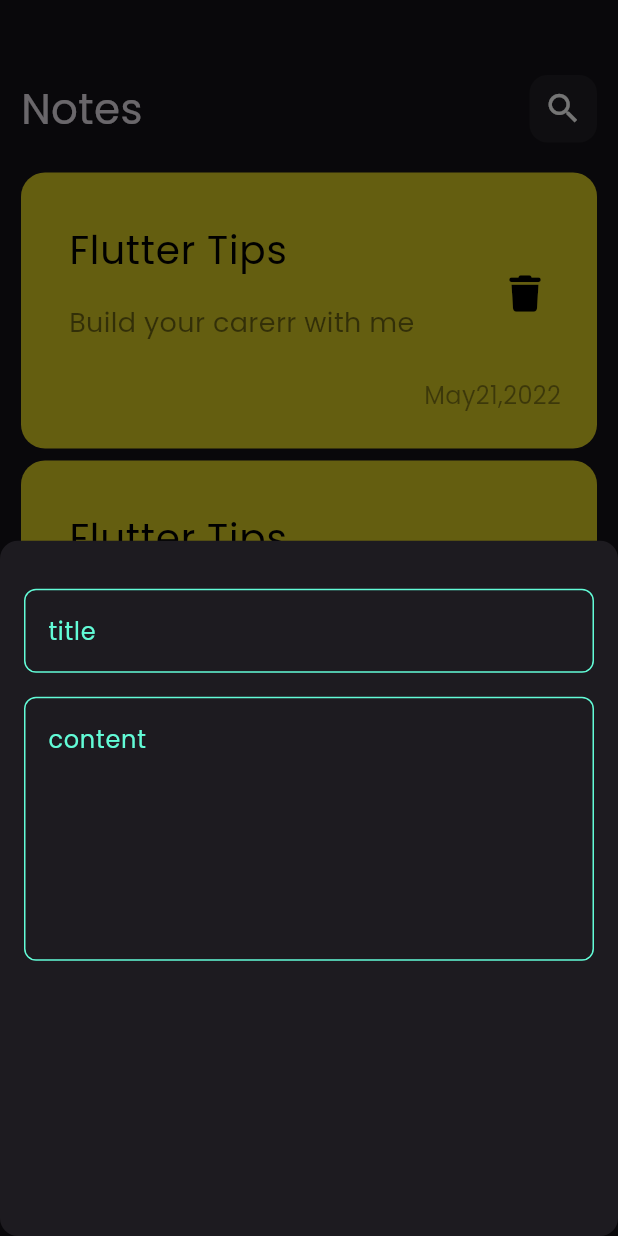
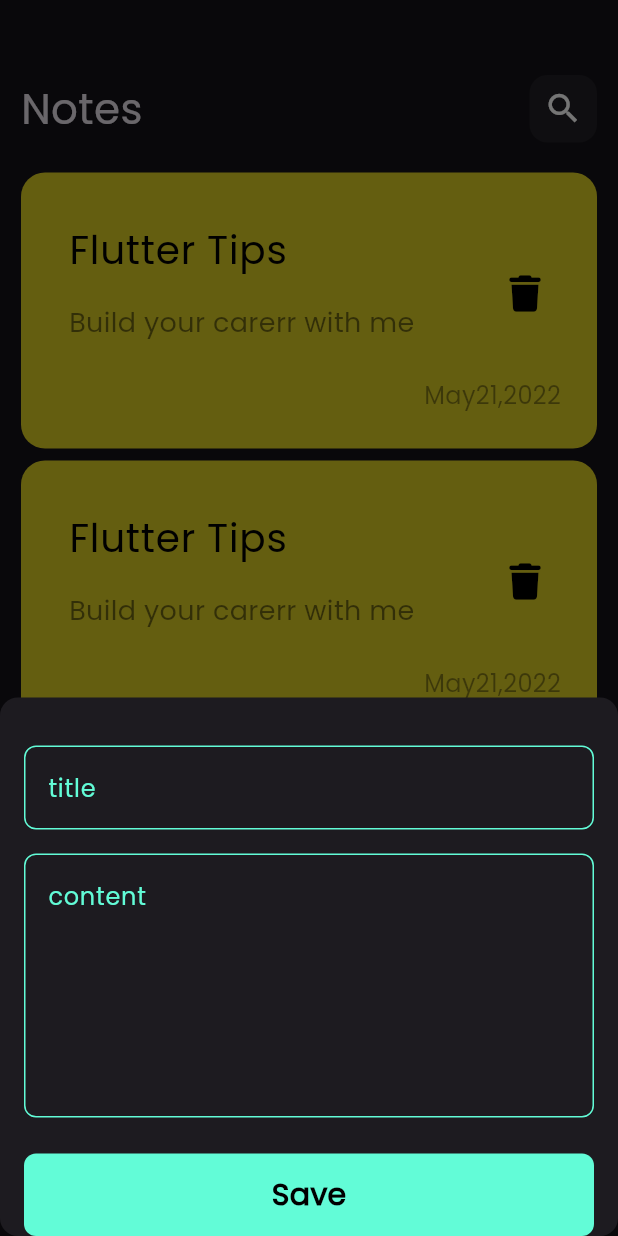
Before and after one commit to gerges46/note_app, a Flutter app: the screen it shows after launch, after a tap on the "add" icon, on a phone screen of 412 x 824 dp. Run offline on Flutter 3.47's test engine with Material 3 defaults, Android fonts, the phone set to English and light mode, and no system bars; our stand-ins replace font_awesome_flutter.

Commit message:
finsh notes bottom sheet

```diff
--- a/lib/views/widgets/add_note_bottom_sheet.dart
+++ b/lib/views/widgets/add_note_bottom_sheet.dart
@@ -1,13 +1,16 @@
 import 'package:flutter/material.dart';
 import 'package:note_app/views/widgets/custom_text_field.dart';
+
+import 'custom_button.dart';
 
 class CustomBottomSheet extends StatelessWidget {
   const CustomBottomSheet({super.key});
 
   @override
   Widget build(BuildContext context) {
-    return Padding(
+    return const Padding(
       padding:  EdgeInsets.symmetric(horizontal: 16),
+      child: SingleChildScrollView(
         child: Column(
 
           children: [
@@ -15,8 +18,11 @@ class CustomBottomSheet extends StatelessWidget {
             CustomTextField(hint: 'title',),
             SizedBox(height: 16,),
             CustomTextField(hint: 'content',maxLine: 6,),
+            SizedBox(height: 24,),
+            CustomButton(),
 
           ],
+        ),
       ),
     );
   }
--- /dev/null
+++ b/lib/views/widgets/custom_button.dart
@@ -0,0 +1,21 @@
+import 'package:flutter/material.dart';
+import 'package:note_app/constant.dart';
+
+class CustomButton extends StatelessWidget {
+  const CustomButton({super.key});
+
+  @override
+  Widget build(BuildContext context) {
+    return Container(
+      width: MediaQuery.of(context).size.width,
+      height: 55,
+      decoration: BoxDecoration(
+        borderRadius: BorderRadius.circular(8),
+        color: kPrimaryColor
+      ),
+      child: const Center(
+        child: Text('Save',style: TextStyle(fontSize: 20,color: Colors.black,fontWeight: FontWeight.bold),),
+      ),
+    );
+  }
+}
```
Also changed, not shown: lib/views/widgets/custom_text_field.dart (line endings or trailing spaces). Lines whose indentation alone changed are shown as unchanged.
